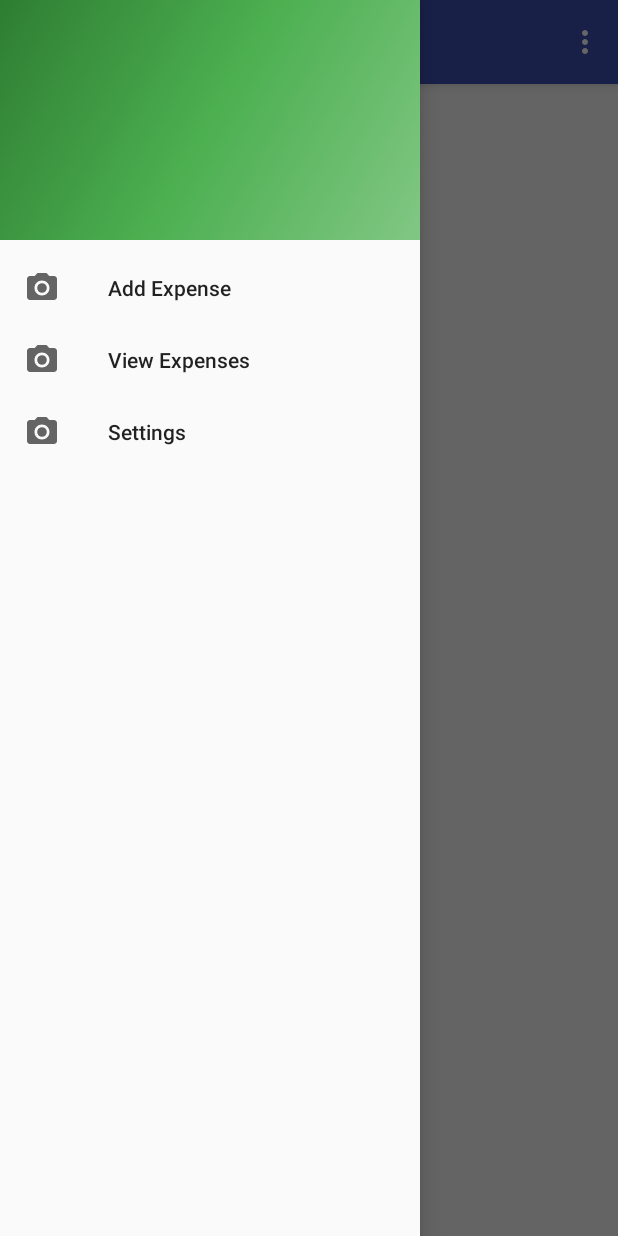
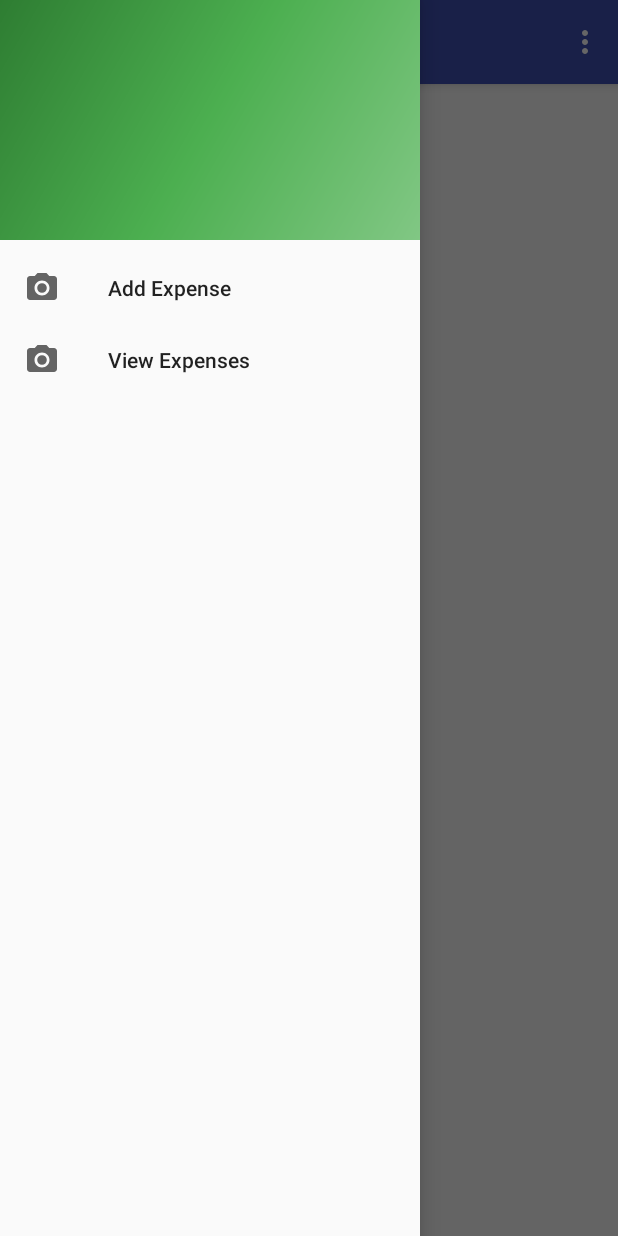
Before and after one commit to vsostaric/wallet-log, an Android app: the screen it shows after launch (MainActivity), with the side drawer open, on a phone screen of 412 x 824 dp. Run offline under Robolectric (Android 15) with nearby library versions, the phone set to English and light mode, and no system bars.

Commit message:
remove settings navigation

```diff
--- a/app/src/main/java/com/example/vladimirsostaric/walletlog/MainActivity.java
+++ b/app/src/main/java/com/example/vladimirsostaric/walletlog/MainActivity.java
@@ -78,8 +78,6 @@ public class MainActivity extends AppCompatActivity
             navigationIntent.setClass(this, AddExpense.class);
         } else if (id == R.id.nav_view_expenses) {
             navigationIntent.setClass(this, ViewExpenses.class);
-        } else if(id == R.id.nav_settings) {
-            navigationIntent.setClass(this, Settings.class);
         }
 
         startActivity(navigationIntent);
--- a/app/src/main/res/menu/activity_main_drawer.xml
+++ b/app/src/main/res/menu/activity_main_drawer.xml
@@ -10,10 +10,6 @@
             android:id="@+id/nav_view_expenses"
             android:icon="@drawable/ic_menu_camera"
             android:title="View Expenses" />
-        <item
-            android:id="@+id/nav_settings"
-            android:icon="@drawable/ic_menu_camera"
-            android:title="Settings" />
     </group>
 
 </menu>
```
